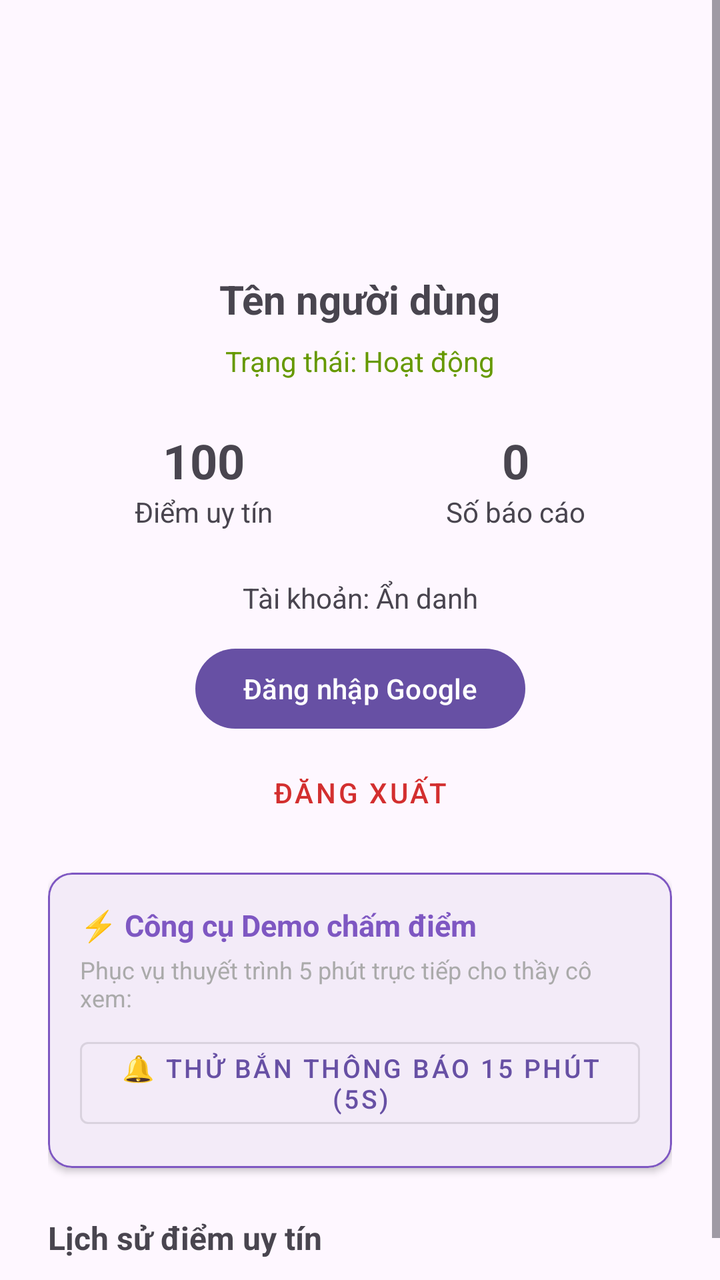
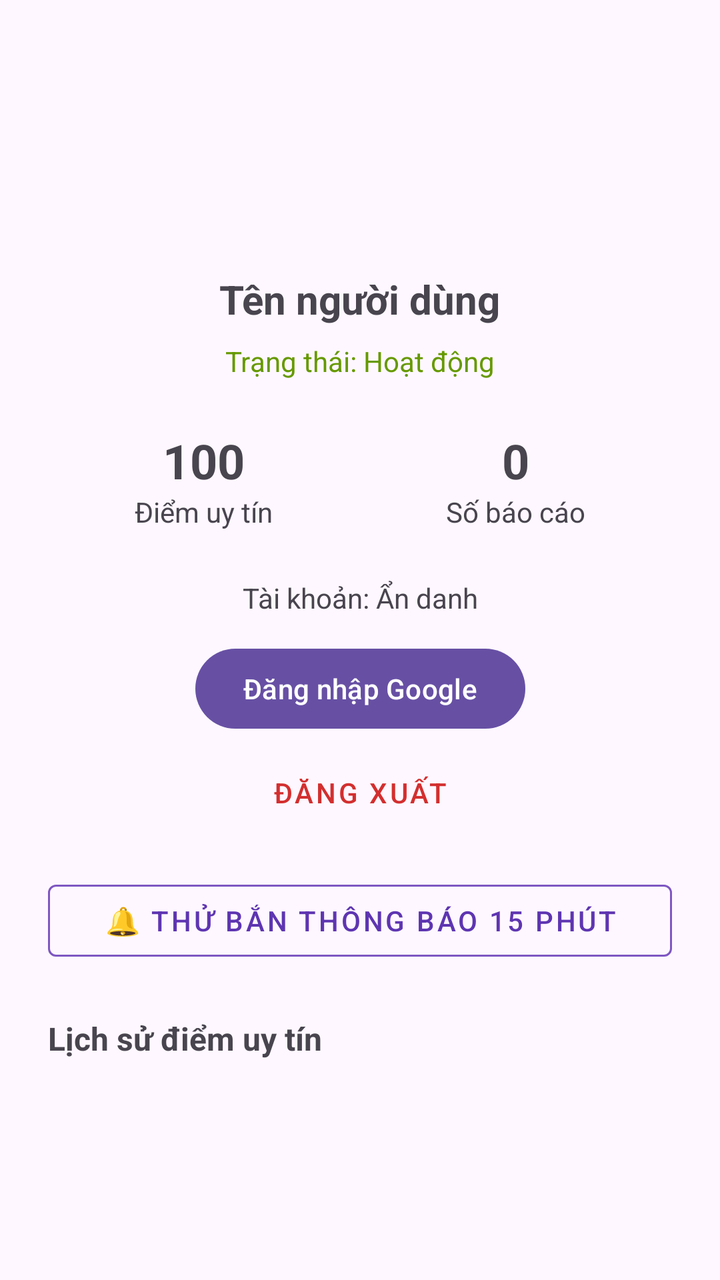

Screens rendered from an Android XML layout before and after an edit, with the pre-edit source and the edit as a unified diff.
<!-- AndroidManifest.xml: application theme Theme.WWarning -->
<!-- res/layout/fragment_profile.xml -->
<?xml version="1.0" encoding="utf-8"?>
<ScrollView xmlns:android="http://schemas.android.com/apk/res/android"
    xmlns:app="http://schemas.android.com/apk/res-auto"
    android:layout_width="match_parent"
    android:layout_height="match_parent"
    android:fillViewport="true">

    <androidx.constraintlayout.widget.ConstraintLayout
        android:layout_width="match_parent"
        android:layout_height="wrap_content"
        android:padding="24dp">

        <ImageView
            android:id="@+id/ivAvatar"
            android:layout_width="96dp"
            android:layout_height="96dp"
            android:contentDescription="Avatar người dùng"
            android:src="@android:drawable/sym_def_app_icon"
            app:layout_constraintEnd_toEndOf="parent"
            app:layout_constraintStart_toStartOf="parent"
            app:layout_constraintTop_toTopOf="parent" />

        <TextView
            android:id="@+id/tvUserName"
            android:layout_width="wrap_content"
            android:layout_height="wrap_content"
            android:layout_marginTop="16dp"
            android:text="Tên người dùng"
            android:textSize="20sp"
            android:textStyle="bold"
            app:layout_constraintEnd_toEndOf="parent"
            app:layout_constraintStart_toStartOf="parent"
            app:layout_constraintTop_toBottomOf="@id/ivAvatar" />

        <TextView
            android:id="@+id/tvBannedStatus"
            android:layout_width="wrap_content"
            android:layout_height="wrap_content"
            android:layout_marginTop="8dp"
            android:text="Trạng thái: Hoạt động"
            android:textColor="@android:color/holo_green_dark"
            android:textSize="14sp"
            app:layout_constraintEnd_toEndOf="parent"
            app:layout_constraintStart_toStartOf="parent"
            app:layout_constraintTop_toBottomOf="@id/tvUserName" />

        <LinearLayout
            android:id="@+id/llStats"
            android:layout_width="0dp"
            android:layout_height="wrap_content"
            android:layout_marginTop="24dp"
            android:orientation="horizontal"
            android:baselineAligned="false"
            app:layout_constraintEnd_toEndOf="parent"
            app:layout_constraintStart_toStartOf="parent"
            app:layout_constraintTop_toBottomOf="@id/tvBannedStatus">

            <LinearLayout
                android:layout_width="0dp"
                android:layout_height="wrap_content"
                android:layout_weight="1"
                android:gravity="center"
                android:orientation="vertical">

                <TextView
                    android:id="@+id/tvReputationScore"
                    android:layout_width="wrap_content"
                    android:layout_height="wrap_content"
                    android:text="100"
                    android:textSize="24sp"
                    android:textStyle="bold" />

                <TextView
                    android:layout_width="wrap_content"
                    android:layout_height="wrap_content"
                    android:text="Điểm uy tín"
                    android:textSize="14sp" />
            </LinearLayout>

            <LinearLayout
                android:layout_width="0dp"
                android:layout_height="wrap_content"
                android:layout_weight="1"
                android:gravity="center"
                android:orientation="vertical">

                <TextView
                    android:id="@+id/tvContributionsCount"
                    android:layout_width="wrap_content"
                    android:layout_height="wrap_content"
                    android:text="0"
                    android:textSize="24sp"
                    android:textStyle="bold" />

                <TextView
                    android:layout_width="wrap_content"
                    android:layout_height="wrap_content"
                    android:text="Số báo cáo"
                    android:textSize="14sp" />
            </LinearLayout>
        </LinearLayout>


        <TextView
            android:id="@+id/tvAuthProvider"
            android:layout_width="wrap_content"
            android:layout_height="wrap_content"
            android:layout_marginTop="24dp"
            android:text="Tài khoản: Ẩn danh"
            android:textSize="14sp"
            app:layout_constraintEnd_toEndOf="parent"
            app:layout_constraintStart_toStartOf="parent"
            app:layout_constraintTop_toBottomOf="@id/llStats" />

        <com.google.android.material.button.MaterialButton
            android:id="@+id/btnGoogleSignIn"
            android:layout_width="wrap_content"
            android:layout_height="wrap_content"
            android:layout_marginTop="12dp"
            android:text="Đăng nhập Google"
            app:layout_constraintEnd_toEndOf="parent"
            app:layout_constraintStart_toStartOf="parent"
            app:layout_constraintTop_toBottomOf="@id/tvAuthProvider" />

        <com.google.android.material.button.MaterialButton
            android:id="@+id/btnSignOut"
            style="@style/Widget.MaterialComponents.Button.TextButton"
            android:layout_width="wrap_content"
            android:layout_height="wrap_content"
            android:layout_marginTop="4dp"
            android:text="Đăng xuất"
            android:textColor="#D32F2F"
            app:layout_constraintEnd_toEndOf="parent"
            app:layout_constraintStart_toStartOf="parent"
            app:layout_constraintTop_toBottomOf="@id/btnGoogleSignIn" />

        <com.google.android.material.card.MaterialCardView
            android:id="@+id/cardDemoTools"
            android:layout_width="0dp"
            android:layout_height="wrap_content"
            android:layout_marginTop="16dp"
            app:cardCornerRadius="12dp"
            app:cardElevation="2dp"
            app:strokeColor="#7E57C2"
            app:strokeWidth="1dp"
            app:layout_constraintEnd_toEndOf="parent"
            app:layout_constraintStart_toStartOf="parent"
            app:layout_constraintTop_toBottomOf="@id/btnSignOut">

            <LinearLayout
                android:layout_width="match_parent"
                android:layout_height="wrap_content"
                android:orientation="vertical"
                android:padding="16dp">

                <TextView
                    android:layout_width="wrap_content"
                    android:layout_height="wrap_content"
                    android:text="⚡ Công cụ Demo chấm điểm"
                    android:textColor="#7E57C2"
                    android:textSize="15sp"
                    android:textStyle="bold" />

                <TextView
                    android:layout_width="wrap_content"
                    android:layout_height="wrap_content"
                    android:layout_marginTop="4dp"
                    android:text="Phục vụ thuyết trình 5 phút trực tiếp cho thầy cô xem:"
                    android:textColor="@android:color/darker_gray"
                    android:textSize="12sp" />

                <com.google.android.material.button.MaterialButton
                    android:id="@+id/btnTestNotification"
                    style="@style/Widget.MaterialComponents.Button.OutlinedButton"
                    android:layout_width="match_parent"
                    android:layout_height="wrap_content"
                    android:layout_marginTop="8dp"
                    android:text="🔔 Thử bắn thông báo 15 phút (5s)"
                    android:textSize="13sp" />
            </LinearLayout>
        </com.google.android.material.card.MaterialCardView>

        <androidx.constraintlayout.widget.Barrier
            android:id="@+id/barrierHeader"
            android:layout_width="wrap_content"
            android:layout_height="wrap_content"
            app:barrierDirection="bottom"
            app:constraint_referenced_ids="ivAvatar,llStats,tvAuthProvider,btnGoogleSignIn,btnSignOut,cardDemoTools" />

        <TextView
            android:id="@+id/tvHistoryTitle"
            android:layout_width="0dp"
            android:layout_height="wrap_content"
            android:layout_marginTop="24dp"
            android:text="Lịch sử điểm uy tín"
            android:textSize="16sp"
            android:textStyle="bold"
            app:layout_constraintEnd_toEndOf="parent"
            app:layout_constraintStart_toStartOf="parent"
            app:layout_constraintTop_toBottomOf="@id/barrierHeader" />

        <LinearLayout
            android:id="@+id/llReputationHistory"
            android:layout_width="0dp"
            android:layout_height="wrap_content"
            android:layout_marginTop="8dp"
            android:orientation="vertical"
            app:layout_constraintEnd_toEndOf="parent"
            app:layout_constraintStart_toStartOf="parent"
            app:layout_constraintTop_toBottomOf="@id/tvHistoryTitle" />

    </androidx.constraintlayout.widget.ConstraintLayout>
</ScrollView>
<!-- resources referenced by this layout -->
<resources>
  <style name="Theme.WWarning" parent="Base.Theme.WWarning" />
  <style name="Base.Theme.WWarning" parent="Theme.Material3.DayNight.NoActionBar">
          
          
      </style>
</resources>

<!-- the commit's change to res/layout/fragment_profile.xml (unified diff, before → after) -->
@@ -134,58 +134,27 @@
             app:layout_constraintStart_toStartOf="parent"
             app:layout_constraintTop_toBottomOf="@id/btnGoogleSignIn" />
 
-        <com.google.android.material.card.MaterialCardView
-            android:id="@+id/cardDemoTools"
+        <com.google.android.material.button.MaterialButton
+            android:id="@+id/btnTestNotification"
+            style="@style/Widget.MaterialComponents.Button.OutlinedButton"
             android:layout_width="0dp"
             android:layout_height="wrap_content"
             android:layout_marginTop="16dp"
-            app:cardCornerRadius="12dp"
-            app:cardElevation="2dp"
+            android:text="🔔 Thử bắn thông báo 15 phút"
+            android:textColor="#5E35B1"
+            android:textSize="14sp"
             app:strokeColor="#7E57C2"
             app:strokeWidth="1dp"
             app:layout_constraintEnd_toEndOf="parent"
             app:layout_constraintStart_toStartOf="parent"
-            app:layout_constraintTop_toBottomOf="@id/btnSignOut">
-
-            <LinearLayout
-                android:layout_width="match_parent"
-                android:layout_height="wrap_content"
-                android:orientation="vertical"
-                android:padding="16dp">
-
-                <TextView
-                    android:layout_width="wrap_content"
-                    android:layout_height="wrap_content"
-                    android:text="⚡ Công cụ Demo chấm điểm"
-                    android:textColor="#7E57C2"
-                    android:textSize="15sp"
-                    android:textStyle="bold" />
-
-                <TextView
-                    android:layout_width="wrap_content"
-                    android:layout_height="wrap_content"
-                    android:layout_marginTop="4dp"
-                    android:text="Phục vụ thuyết trình 5 phút trực tiếp cho thầy cô xem:"
-                    android:textColor="@android:color/darker_gray"
-                    android:textSize="12sp" />
-
-                <com.google.android.material.button.MaterialButton
-                    android:id="@+id/btnTestNotification"
-                    style="@style/Widget.MaterialComponents.Button.OutlinedButton"
-                    android:layout_width="match_parent"
-                    android:layout_height="wrap_content"
-                    android:layout_marginTop="8dp"
-                    android:text="🔔 Thử bắn thông báo 15 phút (5s)"
-                    android:textSize="13sp" />
-            </LinearLayout>
-        </com.google.android.material.card.MaterialCardView>
+            app:layout_constraintTop_toBottomOf="@id/btnSignOut" />
 
         <androidx.constraintlayout.widget.Barrier
             android:id="@+id/barrierHeader"
             android:layout_width="wrap_content"
             android:layout_height="wrap_content"
             app:barrierDirection="bottom"
-            app:constraint_referenced_ids="ivAvatar,llStats,tvAuthProvider,btnGoogleSignIn,btnSignOut,cardDemoTools" />
+            app:constraint_referenced_ids="ivAvatar,llStats,tvAuthProvider,btnGoogleSignIn,btnSignOut,btnTestNotification" />
 
         <TextView
             android:id="@+id/tvHistoryTitle"
